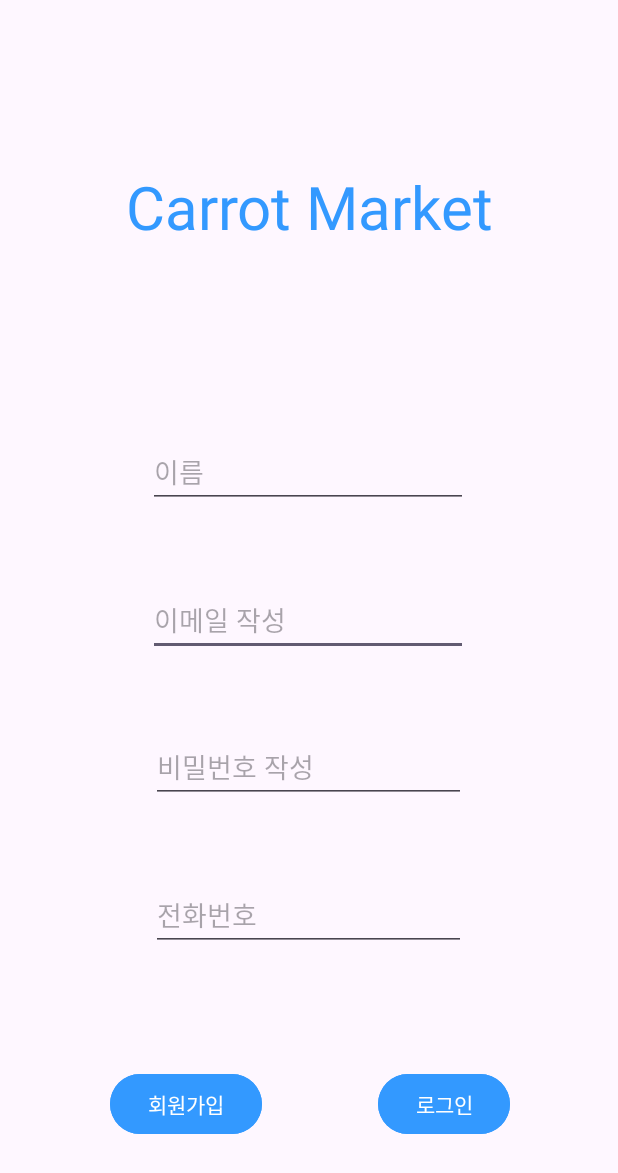
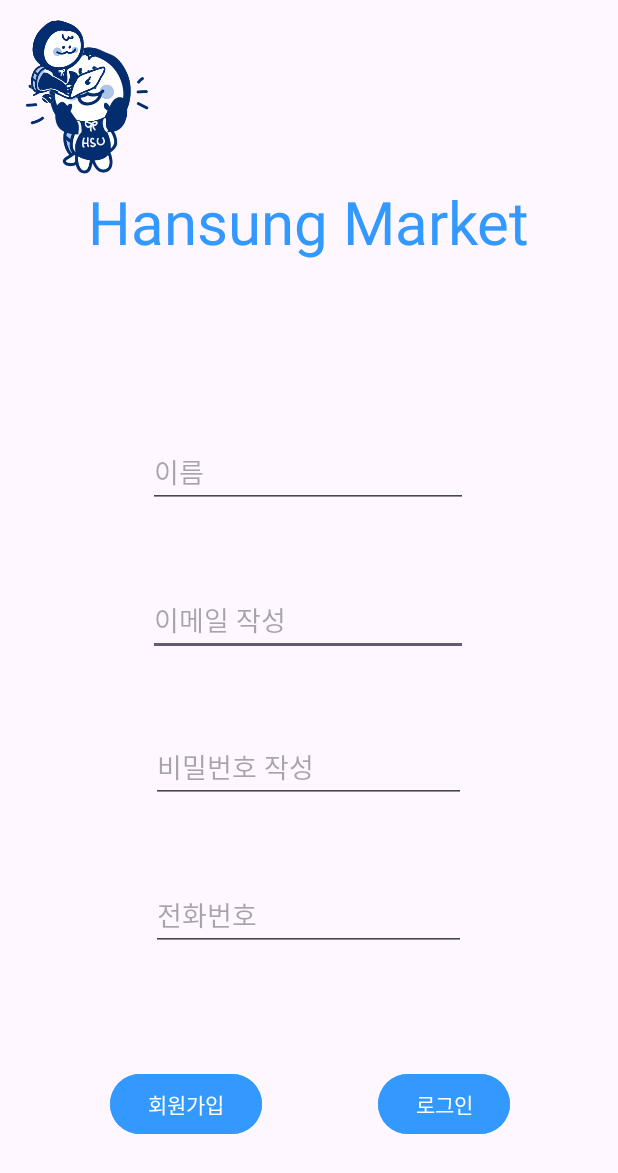
Before and after one commit to eeazzy/carrotMarket, an Android app: the screen it shows after launch (LoginActivity), on a phone screen of 412 x 824 dp. Shown: the top 1173 px of the screen. Run offline under Robolectric (Android 15) with nearby library versions, the phone set to English and light mode, and no system bars; our stand-ins replace Firebase (no records; nobody signed in at launch, a user with empty details on screens opened directly).

Commit message:
한성마켓?

```diff
--- a/app/src/main/res/layout/login.xml
+++ b/app/src/main/res/layout/login.xml
@@ -62,7 +62,7 @@
         android:id="@+id/setName"
         android:layout_width="wrap_content"
         android:layout_height="wrap_content"
-        android:layout_marginTop="96dp"
+        android:layout_marginTop="86dp"
         android:layout_marginBottom="10dp"
         android:ems="10"
         android:hint="이름"
@@ -92,14 +92,31 @@
         android:id="@+id/textView2"
         android:layout_width="wrap_content"
         android:layout_height="wrap_content"
-        android:layout_marginTop="80dp"
-        android:text="Carrot Market"
+        android:layout_marginTop="90dp"
+        android:text="Hansung Market"
         android:textColor="#3399FF"
         android:textSize="40sp"
+        android:textStyle="normal"
         app:layout_constraintBottom_toTopOf="@+id/setName"
         app:layout_constraintEnd_toEndOf="parent"
         app:layout_constraintStart_toStartOf="parent"
         app:layout_constraintTop_toTopOf="parent" />
 
+    <ImageView
+        android:id="@+id/imageView2"
+        android:layout_width="116dp"
+        android:layout_height="147dp"
+        app:srcCompat="@drawable/hansung2"
+        tools:layout_editor_absoluteX="147dp"
+        tools:layout_editor_absoluteY="-10dp" />
+
+    <ImageView
+        android:id="@+id/imageView4"
+        android:layout_width="84dp"
+        android:layout_height="82dp"
+        app:srcCompat="@drawable/hansung3"
+        tools:layout_editor_absoluteX="288dp"
+        tools:layout_editor_absoluteY="517dp" />
+
 
 </androidx.constraintlayout.widget.ConstraintLayout>
```
Also changed, not shown: app/src/main/res/drawable/hansung10.png (added), app/src/main/res/drawable/hansung2.png (added), app/src/main/res/drawable/hansung3.png (added), app/src/main/res/drawable/hansung4.png (added), app/src/main/res/drawable/hansung5.png (added), app/src/main/res/drawable/hansung6.png (added), app/src/main/res/drawable/hansung7.png (added), app/src/main/res/drawable/hansung8.png (added), app/src/main/res/drawable/hansung9.png (added).
